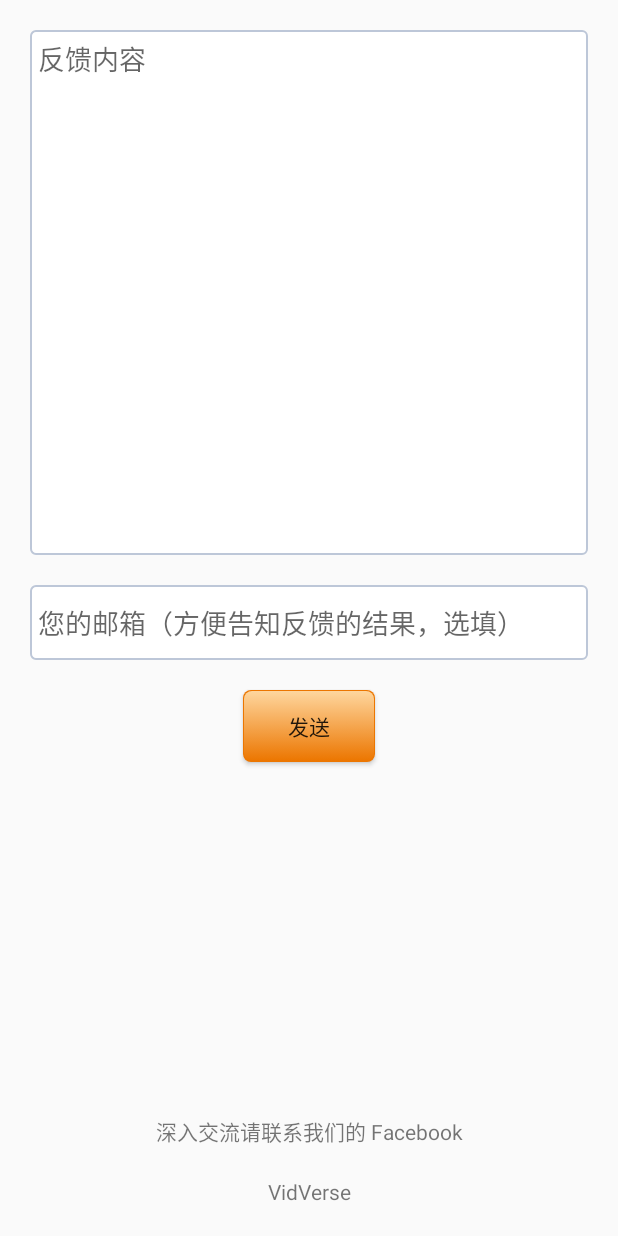
After one commit to gaoxiong/vidverse, an Android app: the layout fragment_feedback.xml on its own in the app's theme, with its tools: preview values and no code run, on a phone screen of 412 x 824 dp. The commit adds this screen. Run offline under Robolectric (Android 15) with nearby library versions, the phone set to English and light mode, and no system bars.

Commit message:
add feedback_fragment

```diff
--- a/vidverse/build.gradle
+++ b/vidverse/build.gradle
@@ -22,4 +22,6 @@ android {
 dependencies {
     compile fileTree(dir: 'libs', include: ['*.jar'])
     compile 'com.android.support:appcompat-v7:22.1.1'
+    compile 'com.android.support:support-v4:22.1.1'
+    compile 'com.google.android.gms:play-services:7.0.0'
 }
--- a/vidverse/src/main/AndroidManifest.xml
+++ b/vidverse/src/main/AndroidManifest.xml
@@ -1,6 +1,9 @@
 <?xml version="1.0" encoding="utf-8"?>
 <manifest xmlns:android="http://schemas.android.com/apk/res/android"
     package="com.zhangyu.vidverse" >
+
+    <!-- To access Google+ APIs: -->
+    <uses-permission android:name="android.permission.INTERNET" />
 
     <application
         android:allowBackup="true"
--- a/vidverse/src/main/java/com/zhangyu/vidverse/NavigationDrawerFragment.java
+++ b/vidverse/src/main/java/com/zhangyu/vidverse/NavigationDrawerFragment.java
@@ -102,9 +102,9 @@ public class NavigationDrawerFragment extends Fragment {
       android.R.layout.simple_list_item_1,
       android.R.id.text1,
       new String[]{
-        getString(R.string.title_section1),
-        getString(R.string.title_section2),
-        getString(R.string.title_section3),
+        getString(R.string.title_my_reversed_video),
+        getString(R.string.title_selected_reversed_video),
+        getString(R.string.title_feedback),
       }));
     mDrawerListView.setItemChecked(mCurrentSelectedPosition, true);
     return mDrawerListView;
--- /dev/null
+++ b/vidverse/src/main/res/drawable/bg_button_default.xml
@@ -0,0 +1,26 @@
+<?xml version="1.0" encoding="utf-8"?>
+<layer-list xmlns:android="http://schemas.android.com/apk/res/android">
+    <item>
+        <shape android:shape="rectangle">
+            <solid android:color="#FFEC7600" />
+            <corners
+                android:topLeftRadius="5dip"
+                android:topRightRadius="5dip"
+                android:bottomLeftRadius="5dip"
+                android:bottomRightRadius="5dip" />
+        </shape>
+    </item>
+    <item android:top="1px" android:bottom="1px" android:left="1px" android:right="1px">
+        <shape>
+            <gradient
+                android:startColor="#FFEC7600" android:endColor="#FFFED69E"
+                android:type="linear" android:angle="90"
+                android:centerX="0.5" android:centerY="0.5" />
+            <corners
+                android:topLeftRadius="5dip"
+                android:topRightRadius="5dip"
+                android:bottomLeftRadius="5dip"
+                android:bottomRightRadius="5dip" />
+        </shape>
+    </item>
+</layer-list>
--- /dev/null
+++ b/vidverse/src/main/res/drawable/bg_button_pressed.xml
@@ -0,0 +1,26 @@
+<?xml version="1.0" encoding="utf-8"?>
+<layer-list xmlns:android="http://schemas.android.com/apk/res/android">
+    <item>
+        <shape android:shape="rectangle">
+            <solid android:color="#FFEC7600" />
+            <corners
+                android:topLeftRadius="5dip"
+                android:topRightRadius="5dip"
+                android:bottomLeftRadius="5dip"
+                android:bottomRightRadius="5dip" />
+        </shape>
+    </item>
+    <item android:top="1px" android:bottom="1px" android:left="1px" android:right="1px">
+        <shape>
+            <gradient
+                android:startColor="#FFEC7600" android:endColor="#FFFED69E"
+                android:type="linear" android:angle="90"
+                android:centerX="0.5" android:centerY="0.5" />
+            <corners
+                android:topLeftRadius="5dip"
+                android:topRightRadius="5dip"
+                android:bottomLeftRadius="5dip"
+                android:bottomRightRadius="5dip" />
+        </shape>
+    </item>
+</layer-list>
--- /dev/null
+++ b/vidverse/src/main/res/drawable/bg_button_selected.xml
@@ -0,0 +1,26 @@
+<?xml version="1.0" encoding="utf-8"?>
+<layer-list xmlns:android="http://schemas.android.com/apk/res/android">
+    <item>
+        <shape android:shape="rectangle">
+            <solid android:color="#FFEC7600" />
+            <corners
+                android:topLeftRadius="5dip"
+                android:topRightRadius="5dip"
+                android:bottomLeftRadius="5dip"
+                android:bottomRightRadius="5dip" />
+        </shape>
+    </item>
+    <item android:top="1px" android:bottom="1px" android:left="1px" android:right="1px">
+        <shape>
+            <gradient
+                android:startColor="#FFEC7600" android:endColor="#FFFED69E"
+                android:type="linear" android:angle="90"
+                android:centerX="0.5" android:centerY="0.5" />
+            <corners
+                android:topLeftRadius="5dip"
+                android:topRightRadius="5dip"
+                android:bottomLeftRadius="5dip"
+                android:bottomRightRadius="5dip" />
+        </shape>
+    </item>
+</layer-list>
--- /dev/null
+++ b/vidverse/src/main/res/drawable/bg_edittext.xml
@@ -0,0 +1,8 @@
+<?xml version="1.0" encoding="utf-8"?>
+<shape xmlns:android="http://schemas.android.com/apk/res/android">
+    <solid android:color="#FFFFFF" />
+    <corners android:radius="3dip"/>
+    <stroke
+        android:width="1dip"
+        android:color="#728ea3" />
+</shape>
--- /dev/null
+++ b/vidverse/src/main/res/drawable/bg_edittext_normal.xml
@@ -0,0 +1,8 @@
+<?xml version="1.0" encoding="utf-8"?>
+<shape xmlns:android="http://schemas.android.com/apk/res/android">
+    <solid android:color="#FFFFFF" />
+    <corners android:radius="3dip"/>
+    <stroke
+        android:width="1dip"
+        android:color="#BDC7D8" />
+</shape>
--- /dev/null
+++ b/vidverse/src/main/res/drawable/button_style.xml
@@ -0,0 +1,8 @@
+<?xml version="1.0" encoding="utf-8"?>
+<selector xmlns:android="http://schemas.android.com/apk/res/android">
+    <item android:state_pressed="true"
+          android:drawable="@drawable/bg_button_pressed" />
+    <item android:state_focused="true"
+          android:drawable="@drawable/bg_button_selected" />
+    <item android:drawable="@drawable/bg_button_default" />
+</selector>
--- /dev/null
+++ b/vidverse/src/main/res/drawable/edittext_style.xml
@@ -0,0 +1,5 @@
+<?xml version="1.0" encoding="utf-8"?>
+<selector xmlns:android="http://schemas.android.com/apk/res/android">
+    <item android:state_window_focused="false" android:drawable="@drawable/bg_edittext_normal" />
+    <item android:state_focused="true" android:drawable="@drawable/bg_edittext" />
+</selector>
--- /dev/null
+++ b/vidverse/src/main/res/layout/fragment_feedback.xml
@@ -0,0 +1,63 @@
+<RelativeLayout xmlns:android="http://schemas.android.com/apk/res/android"
+             xmlns:tools="http://schemas.android.com/tools"
+             android:layout_width="match_parent"
+             android:layout_height="match_parent"
+             tools:context=".FeedbackFragment">
+
+    <EditText
+        android:id="@+id/edit_feedback_content"
+        android:layout_width="match_parent"
+        android:layout_height="350dip"
+        android:layout_centerHorizontal="true"
+        android:layout_margin="20dip"
+        android:padding="5dip"
+        android:singleLine="false"
+        android:gravity="top"
+        android:hint="@string/edit_feedback_content_hint"
+        android:background="@drawable/edittext_style"/>
+
+    <EditText
+        android:id="@+id/edit_feedback_mail"
+        android:layout_width="match_parent"
+        android:layout_height="50dip"
+        android:layout_marginLeft="20dip"
+        android:layout_marginRight="20dip"
+        android:layout_marginBottom="20dip"
+        android:layout_marginTop="0dip"
+        android:padding="5dip"
+        android:singleLine="true"
+        android:layout_centerHorizontal="true"
+        android:hint="@string/edit_feedback_mail_hint"
+        android:background="@drawable/edittext_style"
+        android:layout_below="@id/edit_feedback_content"/>
+
+    <Button
+        android:layout_width="wrap_content"
+        android:layout_height="wrap_content"
+        android:text="@string/send_feeback"
+        android:layout_centerHorizontal="true"
+        android:gravity="center"
+        android:background="@drawable/button_style"
+        android:layout_below="@id/edit_feedback_mail"/>
+
+    <TextView
+        android:id="@+id/textview_connect_link"
+        android:layout_width="match_parent"
+        android:layout_height="wrap_content"
+        android:layout_alignParentBottom="true"
+        android:layout_centerHorizontal="true"
+        android:gravity="center"
+        android:layout_marginBottom="20dip"
+        android:text="@string/connect_us_link"/>
+
+    <TextView
+        android:layout_above="@id/textview_connect_link"
+        android:id="@+id/textview_connect_hint"
+        android:layout_centerHorizontal="true"
+        android:gravity="center"
+        android:layout_marginBottom="20dip"
+        android:layout_width="match_parent"
+        android:layout_height="wrap_content"
+        android:text="@string/connect_us_hint"/>
+
+</RelativeLayout>
--- a/vidverse/src/main/res/values/strings.xml
+++ b/vidverse/src/main/res/values/strings.xml
@@ -1,9 +1,9 @@
 <resources>
     <string name="app_name">VidVerse</string>
 
-    <string name="title_section1">Section 1</string>
-    <string name="title_section2">Section 2</string>
-    <string name="title_section3">Section 3</string>
+    <string name="title_my_reversed_video">我的倒播视频</string>
+    <string name="title_selected_reversed_video">精选倒播视频</string>
+    <string name="title_feedback">反馈</string>
 
     <string name="navigation_drawer_open">Open navigation drawer</string>
     <string name="navigation_drawer_close">Close navigation drawer</string>
@@ -11,4 +11,9 @@
     <string name="action_example">Example action</string>
 
     <string name="action_settings">Settings</string>
+    <string name="send_feeback">发送</string>
+    <string name="edit_feedback_content_hint">反馈内容</string>
+    <string name="edit_feedback_mail_hint">您的邮箱（方便告知反馈的结果，选填）</string>
+    <string name="connect_us_hint">深入交流请联系我们的 Facebook</string>
+    <string name="connect_us_link">VidVerse</string>
 </resources>
--- a/vidverse/src/main/res/values/styles.xml
+++ b/vidverse/src/main/res/values/styles.xml
@@ -2,7 +2,8 @@
 
     <!-- Base application theme. -->
     <style name="AppTheme" parent="Theme.AppCompat.Light.DarkActionBar">
-        <!-- Customize your theme here. -->
+        <item name="colorPrimaryDark">@color/primary_dark_material_light</item>
+        <item name="colorPrimary">@color/primary_dark_material_light</item>
     </style>
 
 </resources>
```
Also changed, not shown: vidverse/src/main/java/com/zhangyu/vidverse/FeedbackFragment.java (added, +42 -0 lines), vidverse/src/main/java/com/zhangyu/vidverse/MainActivity.java (+17 -48 lines), vidverse/src/main/java/com/zhangyu/vidverse/MyReversedVideosFragment.java (added, +42 -0 lines), vidverse/src/main/res/layout/fragment_my_reversed_videos.xml (added, +63 -0 lines), 1 other file.
